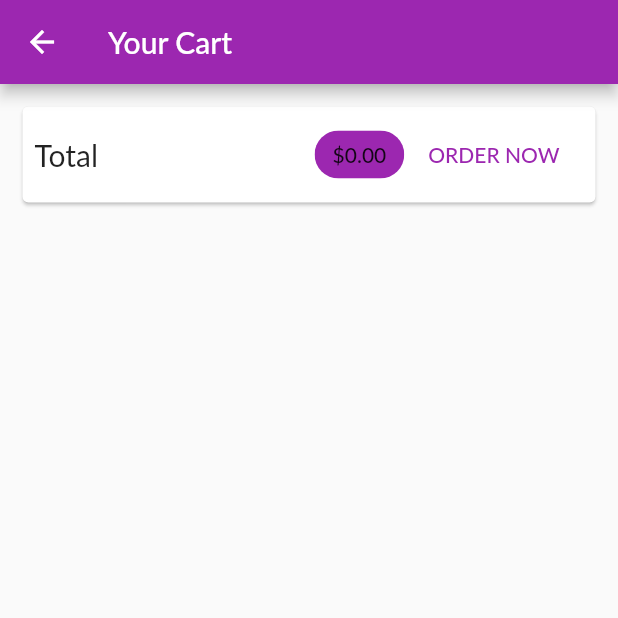
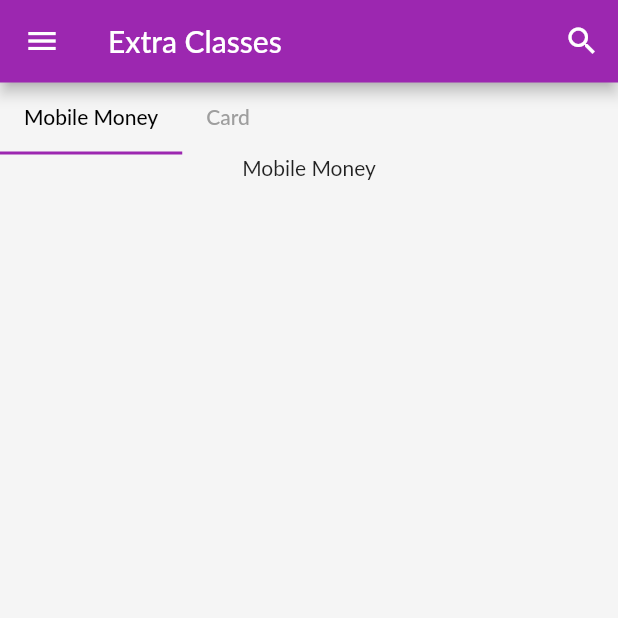
Before and after one commit to richieernesto/extra_classes, a Flutter app: the CartScreen screen opened by its route, after a tap on "ORDER NOW", on a phone screen of 412 x 824 dp, the top half of it. Run offline on Flutter 3.47's test engine with Material 2 defaults, Android fonts, the light colour scheme and no system bars; our stand-ins replace flutter_spinkit; Roboto replaces fonts that are missing (Lato); statements that could not run were skipped.

Commit message:
Payment Screen added

```diff
--- a/lib/screens/cart_screen.dart
+++ b/lib/screens/cart_screen.dart
@@ -6,6 +6,7 @@
 import '../widgets/menu_button.dart';
 import '../Models/orders.dart';
 import '../widgets/cart_item.dart' as cartIt;
+import '../screens/payment_screen.dart';
 
 class CartScreen extends StatelessWidget {
   static const routeName = '/cart';
@@ -41,11 +42,9 @@
                   FlatButton(
                     child: Text('ORDER NOW'),
                     onPressed: () {
-                      Provider.of<Orders>(context, listen: false).addOrder(
-                        cart.items.values.toList(),
-                        cart.totalAmount,
-                      );
-                      cart.clear();
+                      Navigator.of(context).push((MaterialPageRoute(
+                        builder: (context) => PaymentScreen(),
+                      )));
                     },
                     textColor: Theme.of(context).primaryColor,
                   )
--- a/lib/screens/courses_overview_screen.dart
+++ b/lib/screens/courses_overview_screen.dart
@@ -41,10 +41,12 @@
                     style: TextStyle(fontSize: 30, fontWeight: FontWeight.bold),
                   ),
                 ),
+                //Spacer(),
                 Text(
                   "Great subjects for your Kids",
                   textAlign: TextAlign.center,
                 ),
+                //Spacer(),
                 Container(
                   child: CourseGrid(),
                   //height: double.infinity,
--- a/lib/screens/my_courses_screen.dart
+++ b/lib/screens/my_courses_screen.dart
@@ -27,7 +27,7 @@
                       children: [Container(color: Colors.red)],
                     ))
               ],
-            )
+            ),
           ],
         ),
       ),
--- /dev/null
+++ b/lib/screens/payment_screen.dart
@@ -0,0 +1,69 @@
+import 'package:flutter/material.dart';
+
+import '../widgets/box_decoration.dart';
+import '../widgets/menu_button.dart';
+import '../widgets/app_bar_search.dart';
+
+class PaymentScreen extends StatefulWidget {
+  const PaymentScreen({Key? key}) : super(key: key);
+
+  @override
+  State<PaymentScreen> createState() => _PaymentScreenState();
+}
+
+class _PaymentScreenState extends State<PaymentScreen>
+    with TickerProviderStateMixin {
+  @override
+  Widget build(BuildContext context) {
+    TabController _tabController = TabController(length: 2, vsync: this);
+    return Scaffold(
+      appBar: const PreferredSize(
+          preferredSize: Size.fromHeight(55), child: CustomAppBar()),
+      drawer: MenuButton(),
+      resizeToAvoidBottomInset: false,
+      backgroundColor: mC,
+      body: Column(
+        children: [
+          Container(
+            child: Align(
+              alignment: Alignment.centerLeft,
+              child: TabBar(
+                isScrollable: true,
+                labelColor: Colors.black,
+                controller: _tabController,
+                unselectedLabelColor: Colors.grey,
+                indicatorColor: Colors.purple,
+                tabs: [
+                  Tab(
+                    text: "Mobile Money",
+                  ),
+                  Tab(
+                    text: "Card",
+                  )
+                ],
+              ),
+            ),
+          ),
+          Container(
+            width: double.maxFinite,
+            height: 300,
+            child: TabBarView(
+              controller: _tabController,
+              children: [
+                Container(
+                    child: Column(
+                  children: [
+                    Text("Mobile Money"),
+                  ],
+                )),
+                Container(
+                  child: Text("Card"),
+                )
+              ],
+            ),
+          )
+        ],
+      ),
+    );
+  }
+}
```
Also changed, not shown: lib/screens/course_info.dart (+4 -4 lines), lib/widgets/box_decoration.dart (+45 -0 lines), lib/widgets/courses_grid.dart (+15 -4 lines).
